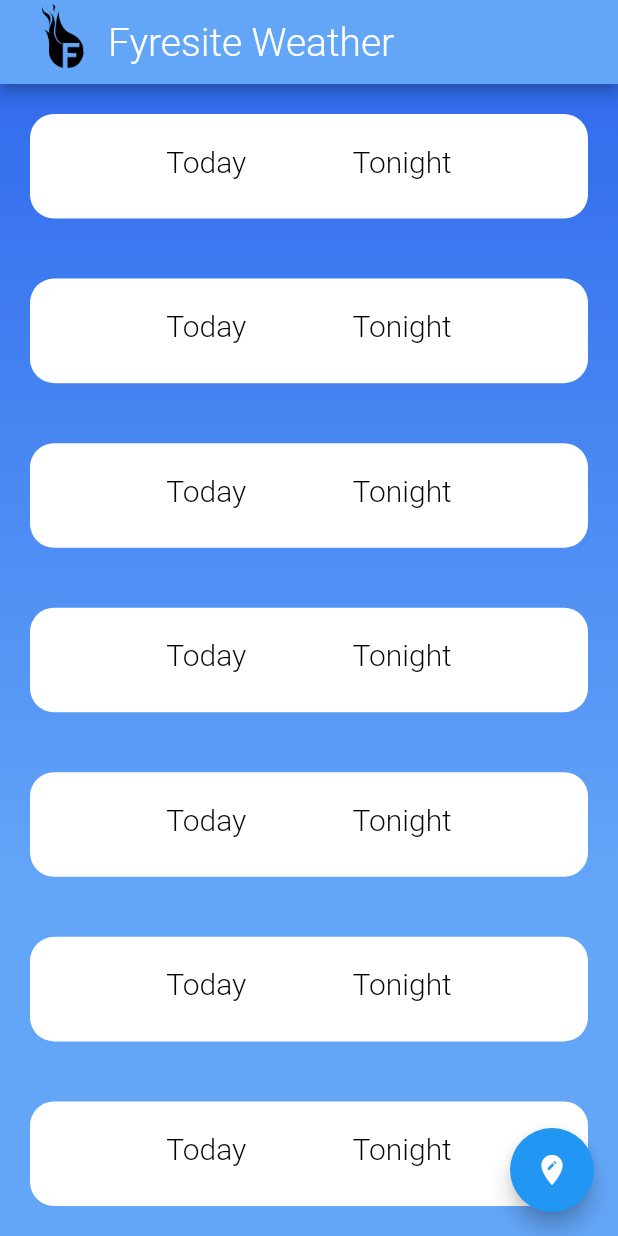
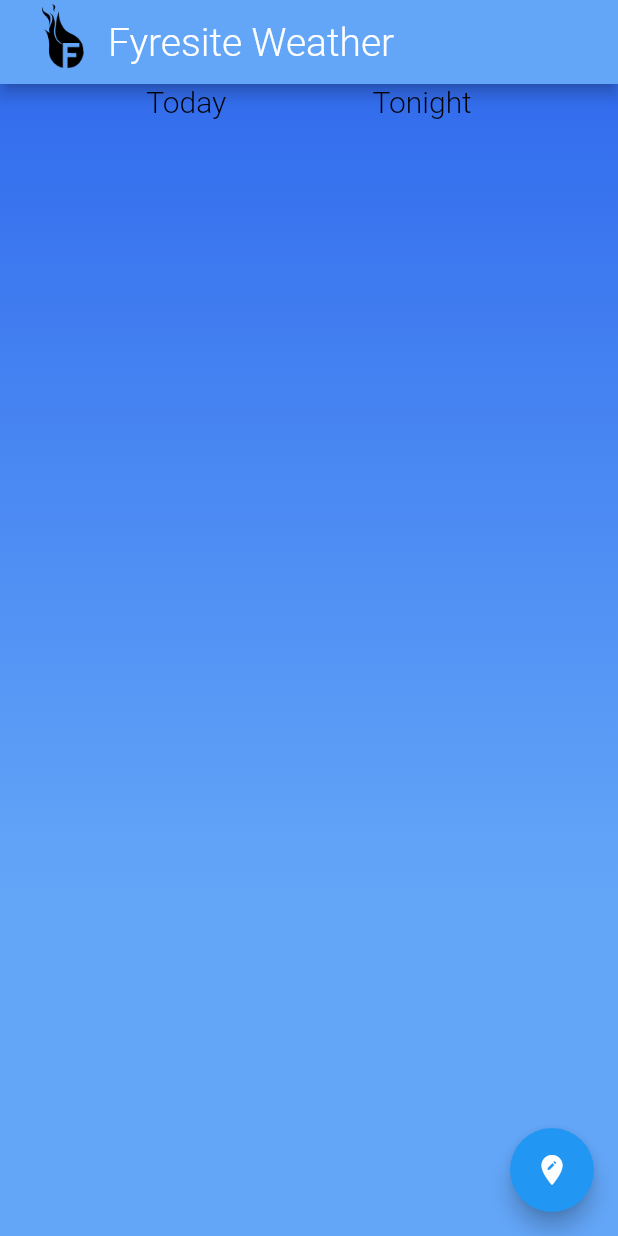
Before and after one commit to MasonEllwood/fyresite-weather, a Flutter app: the screen it shows after launch, on a phone screen of 412 x 824 dp. Run offline on Flutter 3.47's test engine with Material 2 defaults, Android fonts, the phone set to English and light mode, and no system bars.

```diff
--- a/lib/widgets/weather_data.dart
+++ /dev/null
@@ -1,53 +0,0 @@
-import 'package:flutter/material.dart';
-
-class WeatherData extends StatefulWidget {
-  @override
-  _WeatherDataState createState() => _WeatherDataState();
-}
-
-class _WeatherDataState extends State<WeatherData> {
-  @override
-  Widget build(BuildContext context) {
-    return Container(
-      decoration: BoxDecoration(
-        color: Colors.white,
-        borderRadius: BorderRadius.only(
-          topLeft: Radius.circular(16.0),
-          topRight: Radius.circular(16.0),
-          bottomLeft: Radius.circular(16.0),
-          bottomRight: Radius.circular(16.0),
-        ),
-      ),
-      padding: EdgeInsets.all(20.0),
-      margin: EdgeInsets.all(20.0),
-      // color: Colors.white,
-      child: Row(
-        mainAxisAlignment: MainAxisAlignment.spaceEvenly,
-        children: [
-          Column(
-            children: [
-              Text(
-                'Today',
-                style: TextStyle(
-                  color: Colors.black,
-                  fontSize: 20.0,
-                ),
-              ),
-            ],
-          ),
-          Column(
-            children: [
-              Text(
-                'Tonight',
-                style: TextStyle(
-                  color: Colors.black,
-                  fontSize: 20.0,
-                ),
-              ),
-            ],
-          ),
-        ],
-      ),
-    );
-  }
-}
--- a/lib/widgets/weather_info.dart
+++ b/lib/widgets/weather_info.dart
@@ -1,12 +1,6 @@
 import 'package:flutter/material.dart';
-import 'weather_data.dart';
 
-class WeatherInfo extends StatefulWidget {
-  @override
-  _WeatherInfoState createState() => _WeatherInfoState();
-}
-
-class _WeatherInfoState extends State<WeatherInfo> {
+class WeatherInfo extends StatelessWidget {
   @override
   Widget build(BuildContext context) {
     return Scaffold(
@@ -19,30 +13,38 @@ class _WeatherInfoState extends State<WeatherInfo> {
             stops: [0.0, 0.7],
           ),
         ),
-        child: SafeArea(
-          child: Column(children: <Widget>[
-            Expanded(
-              child: WeatherData(),
+        child: ListView(
+          children: <Widget>[
+            Container(
+              child: Row(
+                mainAxisAlignment: MainAxisAlignment.spaceEvenly,
+                children: [
+                  Column(
+                    children: [
+                      Text(
+                        'Today',
+                        style: TextStyle(
+                          color: Colors.black,
+                          fontSize: 20.0,
                         ),
-            Expanded(
-              child: WeatherData(),
                       ),
-            Expanded(
-              child: WeatherData(),
+                    ],
                   ),
-            Expanded(
-              child: WeatherData(),
+                  Column(
+                    children: [
+                      Text(
+                        'Tonight',
+                        style: TextStyle(
+                          color: Colors.black,
+                          fontSize: 20.0,
                         ),
-            Expanded(
-              child: WeatherData(),
                       ),
-            Expanded(
-              child: WeatherData(),
+                    ],
                   ),
-            Expanded(
-              child: WeatherData(),
+                ],
               ),
-          ]),
+            ),
+          ],
         ),
       ),
     );
```
Lines whose indentation alone changed are shown as unchanged.
